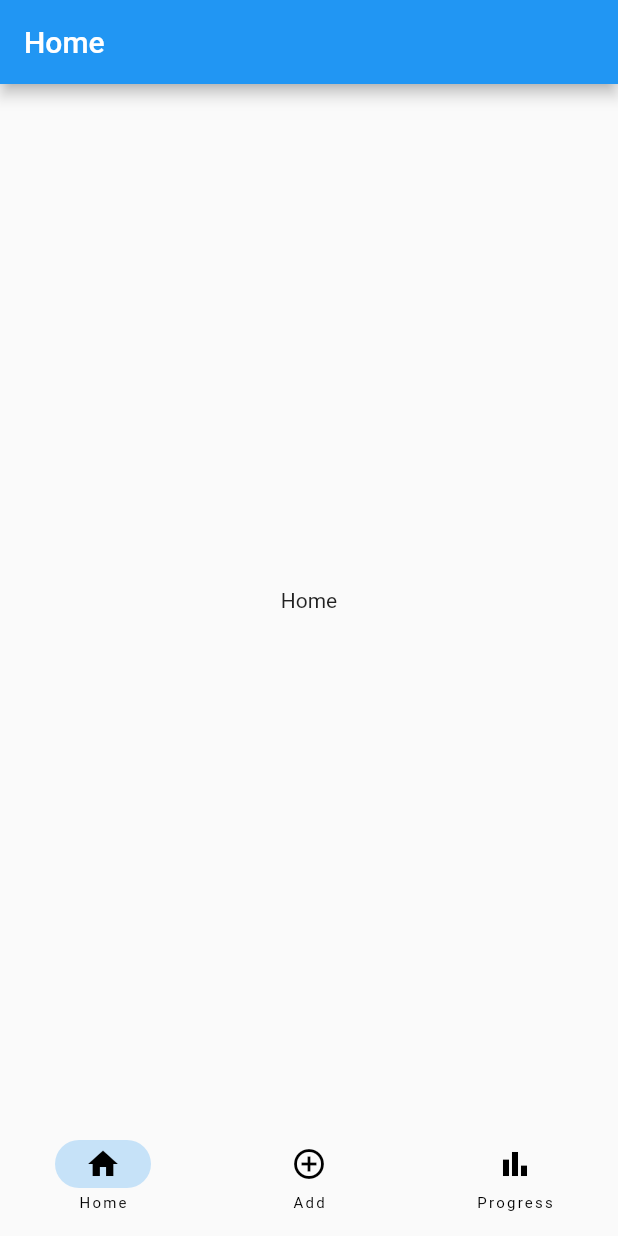
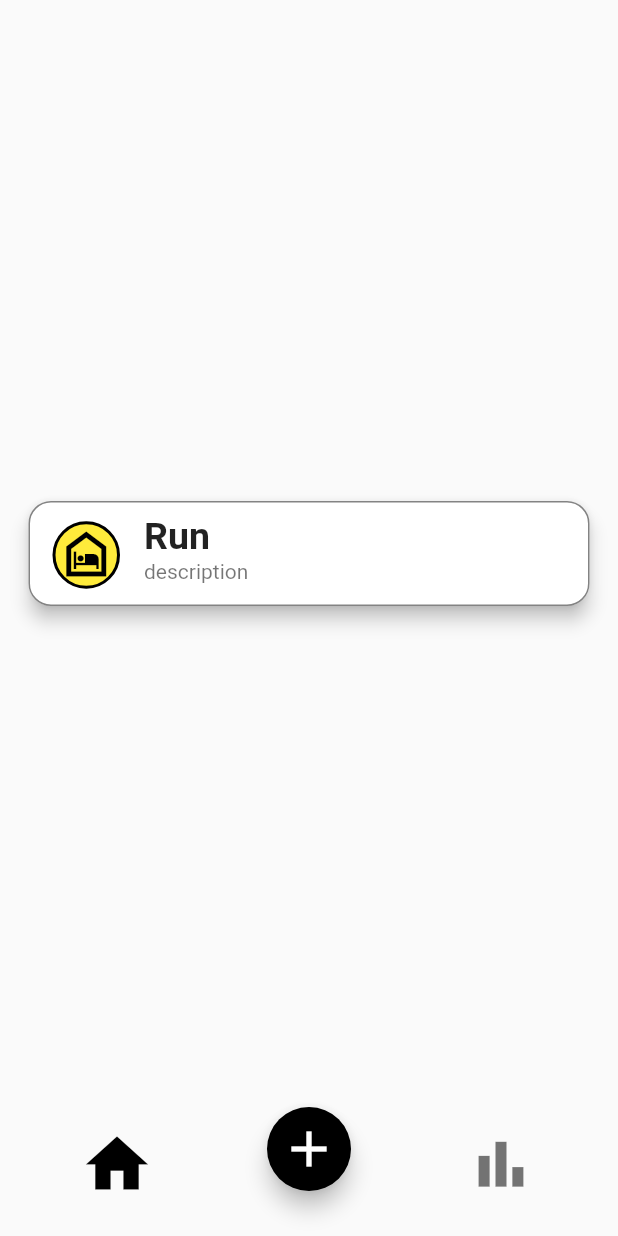
Before and after one commit to julianfliegler/CS-420-Final-Project, a Flutter app: the screen it shows after launch, on a phone screen of 412 x 824 dp. Run offline on Flutter 3.47's test engine with Material 2 defaults, Android fonts, the phone set to English and light mode, and no system bars.

Commit message:
setting up models

```diff
--- /dev/null
+++ b/habit_app/lib/all.dart
@@ -0,0 +1,14 @@
+// pages/screens
+export 'screens/page_controller.dart';
+export 'screens/home_page.dart';
+export 'screens/habit_page.dart';
+export 'screens/progress_page.dart';
+
+// models
+export 'models/habit.dart';
+export 'models/goal.dart';
+export 'models/reminder.dart';
+export 'models/reward.dart';
+
+// widgets
+export 'widgets/habit_widget.dart';
--- a/habit_app/lib/main.dart
+++ b/habit_app/lib/main.dart
@@ -1,5 +1,5 @@
 import 'package:flutter/material.dart';
-import 'package:habit_app/screens/all.dart';
+import 'package:habit_app/all.dart';
 
 void main() {
   runApp(const MyApp());
--- /dev/null
+++ b/habit_app/lib/models/goal.dart
@@ -0,0 +1,17 @@
+class Goal {
+  int? quantity;
+  String? unit;
+  // days of the week
+  //Week week; //???
+  // week = Week(
+  //   monday: false,
+  //   tuesday: false,
+  //   wednesday: false,
+  //   thursday: false,
+  //   friday: false,
+  //   saturday: false,
+  //   sunday: false,
+  // );
+
+  Goal({this.quantity, this.unit});
+}
--- /dev/null
+++ b/habit_app/lib/models/habit.dart
@@ -0,0 +1,22 @@
+import 'package:flutter/material.dart';
+import 'package:habit_app/all.dart';
+
+class Habit {
+  int? id;
+  String? name;
+  Icon? icon;
+  Color? color;
+  Goal? goal;
+  Reminder? reminder;
+  Reward? reward;
+
+  // constructor
+  Habit(
+      {this.id,
+      this.name,
+      this.icon,
+      this.color,
+      this.goal,
+      this.reminder,
+      this.reward});
+}
--- /dev/null
+++ b/habit_app/lib/models/reminder.dart
@@ -0,0 +1,7 @@
+class Reminder {
+  String? time;
+  String? days;
+  bool? isOn;
+
+  Reminder({this.time, this.days, this.isOn});
+}
--- /dev/null
+++ b/habit_app/lib/models/reward.dart
@@ -0,0 +1,8 @@
+class Reward {
+  String? name;
+  int? quantity;
+  String? unit;
+
+  // constructor
+  Reward({this.name, this.quantity, this.unit});
+}
--- a/habit_app/lib/screens/all.dart
+++ /dev/null
@@ -1,6 +0,0 @@
-// contains all screen files so it's easier to import them
-
-export 'page_controller.dart';
-export 'home.dart';
-export 'habit.dart';
-export 'progress.dart';
--- a/habit_app/lib/screens/habit.dart
+++ /dev/null
@@ -1,22 +0,0 @@
-import 'package:flutter/material.dart';
-
-class Habit extends StatefulWidget {
-  const Habit({Key? key}) : super(key: key);
-
-  @override
-  State<Habit> createState() => _HabitState();
-}
-
-class _HabitState extends State<Habit> {
-  @override
-  Widget build(BuildContext context) {
-    return Scaffold(
-      appBar: AppBar(
-        title: const Text('Habit'),
-      ),
-      body: const Center(
-        child: Text('Habit'),
-      ),
-    );
-  }
-}
--- /dev/null
+++ b/habit_app/lib/screens/habit_page.dart
@@ -0,0 +1,63 @@
+import 'package:flutter/material.dart';
+
+class HabitPage extends StatefulWidget {
+  const HabitPage({Key? key}) : super(key: key);
+
+  @override
+  State<HabitPage> createState() => _HabitPageState();
+}
+
+class _HabitPageState extends State<HabitPage> {
+  bool isFilled = true;
+  @override
+  Widget build(BuildContext context) {
+    return Scaffold(
+        body: Padding(
+            padding: const EdgeInsets.all(20.0),
+            child: Column(
+              //  input field
+              children: [
+                const SizedBox(height: 20), // spacing
+                _buildNameField(), // name
+              ],
+            )));
+  }
+
+  Widget _buildNameField() {
+    return TextFormField(
+      decoration: const InputDecoration(
+        // black border
+        border: OutlineInputBorder(
+          borderSide: BorderSide(color: Colors.black),
+        ),
+        // focused border
+        focusedBorder: OutlineInputBorder(
+          borderSide: BorderSide(color: Colors.black),
+        ),
+        contentPadding: EdgeInsets.symmetric(vertical: 20, horizontal: 15),
+        labelText: "Name",
+        labelStyle: TextStyle(color: Colors.black),
+        focusColor: Colors.black,
+        fillColor: Colors.grey,
+        filled: true,
+
+        // suffixIcon: Icon(Icons.shopping_cart),
+        // icon: const Icon(Icons.shopping_cart),
+        // only show hint text if name null
+        // hintText: widget.pantryItem.name == "" ? "Enter Name" : ""
+      ),
+      onChanged: (value) {
+        if (value != "") {
+          // toggle isFilled
+          isFilled = true;
+        }
+        //   widget.pantryItem.name = value;
+        // } else {
+        //   // if user deletes all text
+        //   widget.pantryItem.name = "";
+        // }
+        setState(() {});
+      },
+    );
+  }
+}
--- a/habit_app/lib/screens/home.dart
+++ /dev/null
@@ -1,22 +0,0 @@
-import 'package:flutter/material.dart';
-
-class Home extends StatefulWidget {
-  const Home({Key? key}) : super(key: key);
-
-  @override
-  State<Home> createState() => _HomeState();
-}
-
-class _HomeState extends State<Home> {
-  @override
-  Widget build(BuildContext context) {
-    return Scaffold(
-      appBar: AppBar(
-        title: const Text('Home'),
-      ),
-      body: const Center(
-        child: Text('Home'),
-      ),
-    );
-  }
-}
--- /dev/null
+++ b/habit_app/lib/screens/home_page.dart
@@ -0,0 +1,34 @@
+import 'package:flutter/material.dart';
+import 'package:habit_app/all.dart';
+
+class HomePage extends StatefulWidget {
+  const HomePage({Key? key}) : super(key: key);
+
+  @override
+  State<HomePage> createState() => _HomePageState();
+}
+
+class _HomePageState extends State<HomePage> {
+  List<HabitWidget> habitList = [];
+
+  @override
+  Widget build(BuildContext context) {
+    print('HomePage build');
+    return Scaffold(
+      body: Center(
+        child: _buildHabitList(habitList),
+      ),
+    );
+  }
+}
+
+Widget _buildHabitList(List<HabitWidget> habitList) {
+  // return one habit widget
+  return HabitWidget(
+    habit: Habit(
+        name: 'Run',
+        icon: const Icon(Icons.night_shelter_outlined,
+            size: 40, color: Colors.black),
+        color: Colors.yellow),
+  );
+}
--- a/habit_app/lib/screens/page_controller.dart
+++ b/habit_app/lib/screens/page_controller.dart
@@ -6,7 +6,7 @@
 ==============================
 */
 
-import 'package:habit_app/screens/all.dart'; // all screens
+import 'package:habit_app/all.dart'; // all screens
 import 'package:flutter/material.dart';
 import 'package:flutter/services.dart';
 // import 'package:google_nav_bar/google_nav_bar.dart';
@@ -20,45 +20,71 @@ class MyPageController extends StatefulWidget {
 
 // Following this tutorial: https://api.flutter.dev/flutter/material/NavigationBar-class.html
 class _MyPageControllerState extends State<MyPageController> {
-  int _currentIndex = 0;
+  int _selectedIndex = 0;
   final _pageOptions = [
-    const Home(),
-    const Habit(),
-    const Progress(),
+    const HomePage(),
+    const ProgressPage(),
   ];
+
+  void _onItemTapped(int index) {
+    setState(() {
+      _selectedIndex = index;
+    });
+  }
 
   @override
   Widget build(BuildContext context) {
     return Scaffold(
       body: Center(
-        child: _pageOptions
-            .elementAt(_currentIndex), // move to page at selected index
+        child: _pageOptions.elementAt(_selectedIndex),
       ),
-      bottomNavigationBar: NavigationBar(
-        selectedIndex: _currentIndex,
-        onDestinationSelected: (int newIndex) {
-          setState(() {
-            HapticFeedback.lightImpact(); // add haptic feedback
-
-            _currentIndex = newIndex;
-          });
-        },
-        backgroundColor: Colors.transparent,
-        destinations: const [
-          NavigationDestination(
-            selectedIcon: Icon(Icons.home),
-            icon: Icon(Icons.home_outlined),
-            label: 'Home',
+      bottomNavigationBar: Stack(
+        alignment: const FractionalOffset(.5, 1.0),
+        children: [
+          BottomNavigationBar(
+            elevation: 0,
+            items: const <BottomNavigationBarItem>[
+              BottomNavigationBarItem(
+                icon: Padding(
+                  padding: EdgeInsets.only(right: 50),
+                  child: Icon(Icons.home_outlined, size: 45),
+                ),
+                activeIcon: Padding(
+                  padding: EdgeInsets.only(right: 50),
+                  child: Icon(Icons.home, size: 50),
+                ),
+                label: '',
+              ),
+              BottomNavigationBarItem(
+                icon: Padding(
+                  padding: EdgeInsets.only(left: 50),
+                  child: Icon(Icons.bar_chart_outlined, size: 45),
+                ),
+                activeIcon: Padding(
+                  padding: EdgeInsets.only(left: 50),
+                  child: Icon(Icons.bar_chart, size: 50),
+                ),
+                label: '',
+              ),
+            ],
+            currentIndex: _selectedIndex,
+            selectedItemColor: Colors.black,
+            onTap: _onItemTapped,
           ),
-          NavigationDestination(
-            selectedIcon: Icon(Icons.add_circle),
-            icon: Icon(Icons.add_circle_outline),
-            label: 'Add',
-          ),
-          NavigationDestination(
-            selectedIcon: Icon(Icons.bar_chart),
-            icon: Icon(Icons.bar_chart_outlined),
-            label: 'Progress',
+          Padding(
+            padding: const EdgeInsets.only(bottom: 30.0),
+            child: FloatingActionButton(
+              backgroundColor: Colors.black,
+              onPressed: () {
+                Navigator.push(
+                  context,
+                  MaterialPageRoute(
+                    builder: (context) => const HabitPage(),
+                  ),
+                );
+              },
+              child: const Icon(Icons.add_outlined, size: 40),
+            ),
           ),
         ],
       ),
--- a/habit_app/lib/screens/progress.dart
+++ /dev/null
@@ -1,22 +0,0 @@
-import 'package:flutter/material.dart';
-
-class Progress extends StatefulWidget {
-  const Progress({Key? key}) : super(key: key);
-
-  @override
-  State<Progress> createState() => _ProgressState();
-}
-
-class _ProgressState extends State<Progress> {
-  @override
-  Widget build(BuildContext context) {
-    return Scaffold(
-      appBar: AppBar(
-        title: const Text('Progress'),
-      ),
-      body: const Center(
-        child: Text('Progress'),
-      ),
-    );
-  }
-}
--- /dev/null
+++ b/habit_app/lib/screens/progress_page.dart
@@ -0,0 +1,20 @@
+
+import 'package:flutter/material.dart';
+
+class ProgressPage extends StatefulWidget {
+  const ProgressPage({Key? key}) : super(key: key);
+
+  @override
+  State<ProgressPage> createState() => _ProgressState();
+}
+
+class _ProgressState extends State<ProgressPage> {
+  @override
+  Widget build(BuildContext context) {
+    return const Scaffold(
+      body: Center(
+        child: Text('Progress'),
+      ),
+    );
+  }
+}
--- /dev/null
+++ b/habit_app/lib/widgets/habit_widget.dart
@@ -0,0 +1,112 @@
+import 'package:flutter/material.dart';
+import 'package:habit_app/all.dart';
+
+// ignore: must_be_immutable
+class HabitWidget extends StatefulWidget {
+  @override
+  HabitWidgetState createState() => HabitWidgetState();
+
+  Habit habit;
+
+  // constructor
+  HabitWidget({super.key, required this.habit});
+}
+
+class HabitWidgetState extends State<HabitWidget> {
+  @override
+  void initState() {
+    super.initState();
+  }
+
+  refresh() {
+    setState(() {});
+  }
+
+  @override
+  Widget build(BuildContext context) {
+    print("building item container");
+    return SingleChildScrollView(
+      child: Column(
+        children: [
+          _buildHabitContainer(),
+        ],
+      ),
+    );
+  }
+
+  Widget _buildHabitContainer() {
+    return Padding(
+      padding: const EdgeInsets.symmetric(horizontal: 15, vertical: 5),
+      child: Card(
+        // outline
+        shape: RoundedRectangleBorder(
+          borderRadius: BorderRadius.circular(15.0),
+          side: const BorderSide(
+            color: Color.fromARGB(255, 131, 131, 131),
+            width: 1.0,
+          ),
+        ),
+        elevation: 5.0, // shadow
+        // size of product widgets
+        child: SizedBox(
+          height: 70,
+          width: MediaQuery.of(context).size.width, // 100% of screen width
+          child: ListTile(
+            leading: _buildColorIcon(),
+            title: Text(widget.habit.name ?? "NULL",
+                style: const TextStyle(
+                  fontWeight: FontWeight.bold,
+                  fontSize: 25,
+                )),
+            subtitle: _buildSubtitle(),
+          ),
+        ),
+      ),
+    );
+  }
+
+  _buildSubtitle() {
+    return const Text("description");
+  }
+
+  // Widget _buildEditButton() {
+  //   return IconButton(
+  //     icon: const Icon(
+  //       Icons.edit,
+  //       color: Color.fromRGBO(96, 103, 121, 1),
+  //     ),
+  //     onPressed: () {
+  //       showDialog(
+  //           context: context,
+  //           builder: (context) {
+  //             return EditWidget(
+  //               pantryItem: widget.pantryItem,
+  //               callingWidget: widget,
+  //               updateProductWidget: refresh,
+  //               refreshPantryList: widget.refreshPantryList,
+  //             );
+  //           });
+  //     },
+  //   );
+  // }
+
+  Widget _buildColorIcon() {
+    return Container(
+      height: 45,
+      width: 45,
+      decoration: BoxDecoration(
+        // black outline
+        border: Border.all(
+          color: Colors.black,
+          width: 2,
+        ),
+        color: widget.habit.color,
+        borderRadius: BorderRadius.circular(30),
+      ),
+      child: Padding(
+        padding: const EdgeInsets.only(bottom: 4.0),
+        child: widget.habit.icon,
+      ),
+    );
+  }
+}
```
